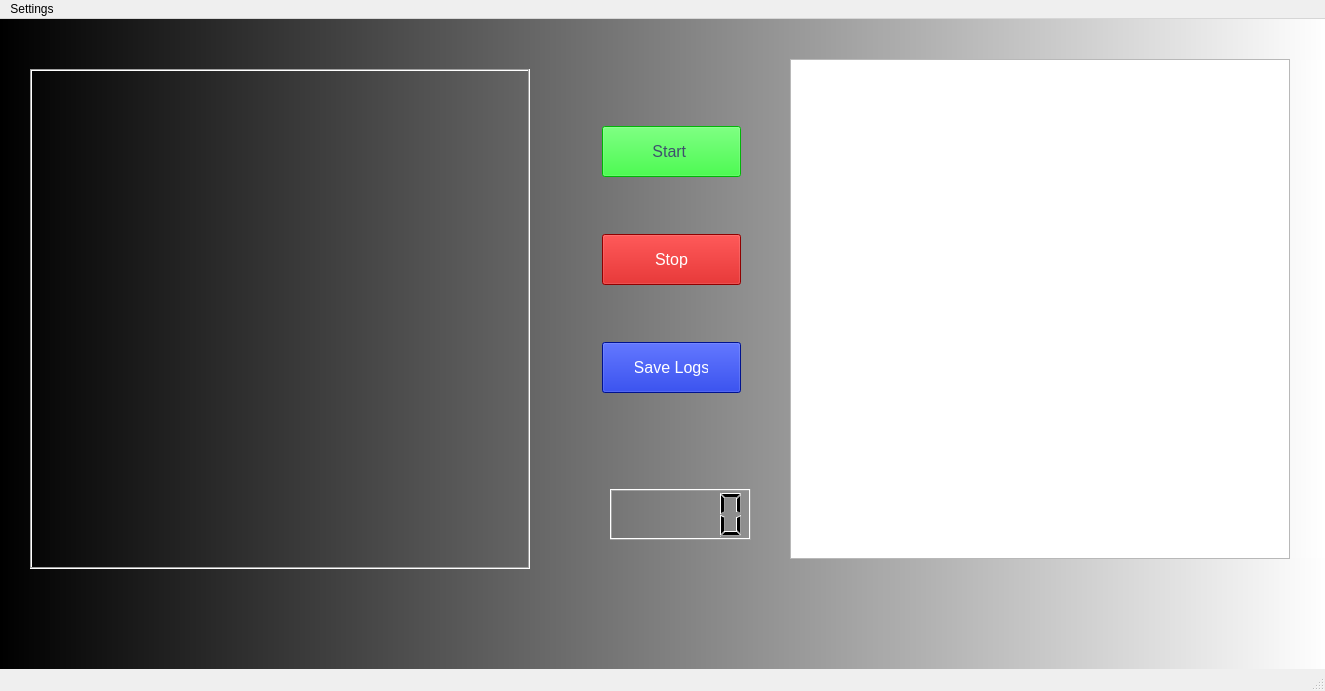
This is PyQtDesigner/Watcher/MainWindowUI.ui in NishantGhanate/PythonScripts as Qt 5 draws it before an edit. The edited form follows.
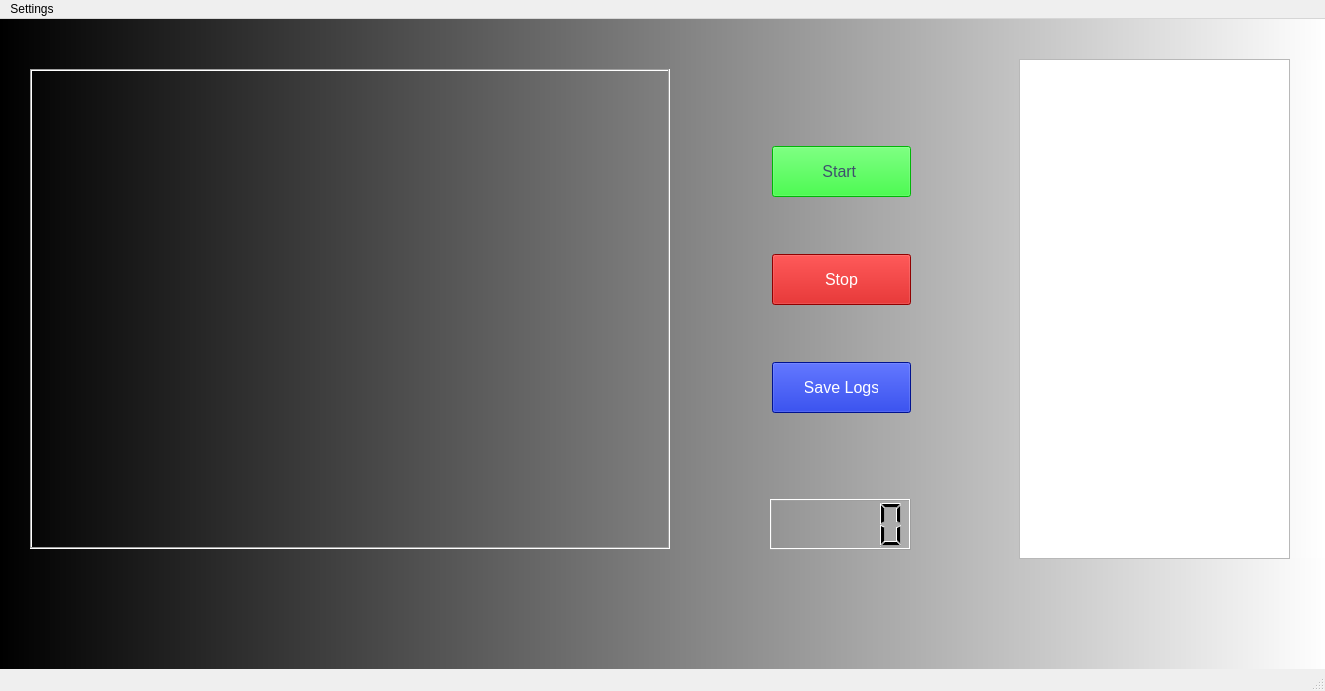
This is the edited form.

Patch:
```diff
--- a/PyQtDesigner/Watcher/MainWindowUI.ui
+++ b/PyQtDesigner/Watcher/MainWindowUI.ui
@@ -70,9 +70,9 @@
    <widget class="QListWidget" name="listWidgetLogs">
     <property name="geometry">
      <rect>
-      <x>790</x>
+      <x>1019</x>
       <y>40</y>
-      <width>500</width>
+      <width>271</width>
       <height>500</height>
      </rect>
     </property>
@@ -80,8 +80,8 @@
    <widget class="QLCDNumber" name="logsCount">
     <property name="geometry">
      <rect>
-      <x>610</x>
-      <y>470</y>
+      <x>770</x>
+      <y>480</y>
       <width>141</width>
       <height>51</height>
      </rect>
@@ -92,8 +92,8 @@
      <rect>
       <x>30</x>
       <y>50</y>
-      <width>500</width>
-      <height>500</height>
+      <width>640</width>
+      <height>480</height>
      </rect>
     </property>
     <property name="frameShape">
@@ -109,8 +109,8 @@
    <widget class="QWidget" name="layoutWidget">
     <property name="geometry">
      <rect>
-      <x>600</x>
-      <y>60</y>
+      <x>770</x>
+      <y>80</y>
       <width>143</width>
       <height>361</height>
      </rect>
```
